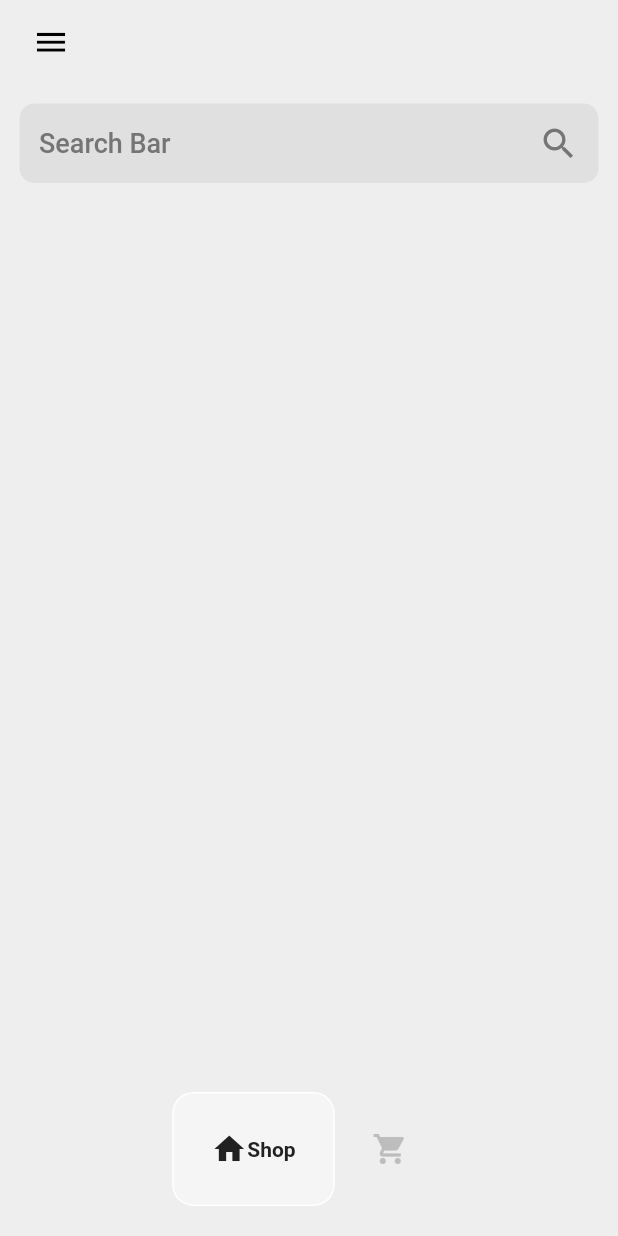
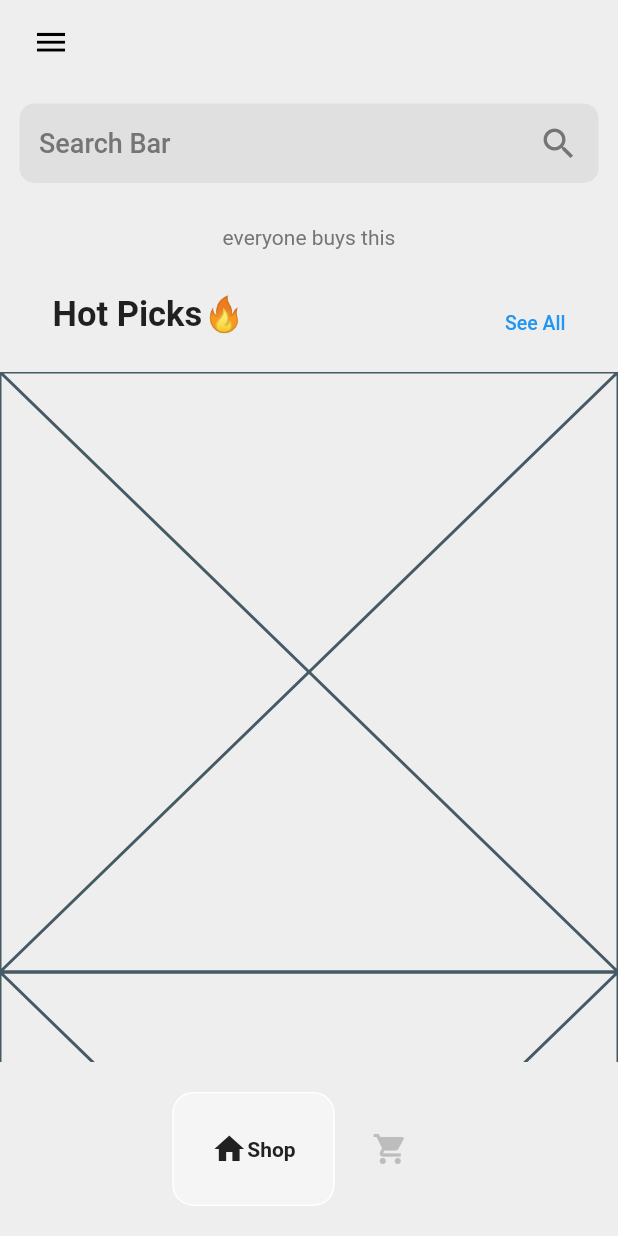
Before and after one commit to c4b1337/basics-shop-dart, a Flutter app: the HomePage screen opened directly, on a phone screen of 412 x 824 dp. Run offline on Flutter 3.47's test engine with Material 2 defaults, Android fonts, the phone set to English and light mode, and no system bars; drawn by our look-alikes of google_nav_bar.

Commit message:
add folders and minor fix

```diff
--- /dev/null
+++ b/lib/components/shoe_tile.dart
@@ -0,0 +1,10 @@
+import 'package:flutter/material.dart';
+
+class ShoeTile extends StatelessWidget {
+  const ShoeTile({super.key});
+
+  @override
+  Widget build(BuildContext context) {
+    return const Placeholder();
+  }
+}
--- a/lib/pages/shop_page.dart
+++ b/lib/pages/shop_page.dart
@@ -1,4 +1,6 @@
 import 'package:flutter/material.dart';
+
+import '../components/shoe_tile.dart';
 
 class ShopPage extends StatefulWidget {
   const ShopPage({super.key});
@@ -39,9 +41,55 @@ class _ShopPageState extends State<ShopPage> {
             ],
           ),
         ),
+
         //message
+        Padding(
+          padding: const EdgeInsets.symmetric(vertical: 15.0),
+          child: Text(
+            'everyone buys this',
+            style: TextStyle(
+              color: Colors.grey[600],
+              fontSize: 14,
+              fontWeight: FontWeight.w400,
+            ),
+          ),
+        ),
 
         //hot picks
+        const Padding(
+          padding: EdgeInsets.symmetric(horizontal: 35.0, vertical: 15.0),
+          child: Row(
+            mainAxisAlignment: MainAxisAlignment.spaceBetween,
+            crossAxisAlignment: CrossAxisAlignment.end,
+            children: [
+              Text(
+                'Hot Picks🔥',
+                style: TextStyle(
+                  fontSize: 23,
+                  fontWeight: FontWeight.bold,
+                ),
+              ),
+              Text(
+                'See All',
+                style: TextStyle(
+                  fontSize: 13,
+                  fontWeight: FontWeight.w500,
+                  color: Colors.blue,
+                ),
+              ),
+            ],
+          ),
+        ),
+        const SizedBox(
+          height: 10,
+        ),
+        Expanded(
+          child: ListView.builder(
+            itemBuilder: (context, index) {
+              return ShoeTile();
+            },
+          ),
+        ),
       ],
     );
   }
```
Also changed, not shown: lib/models/shoes.dart (added).
